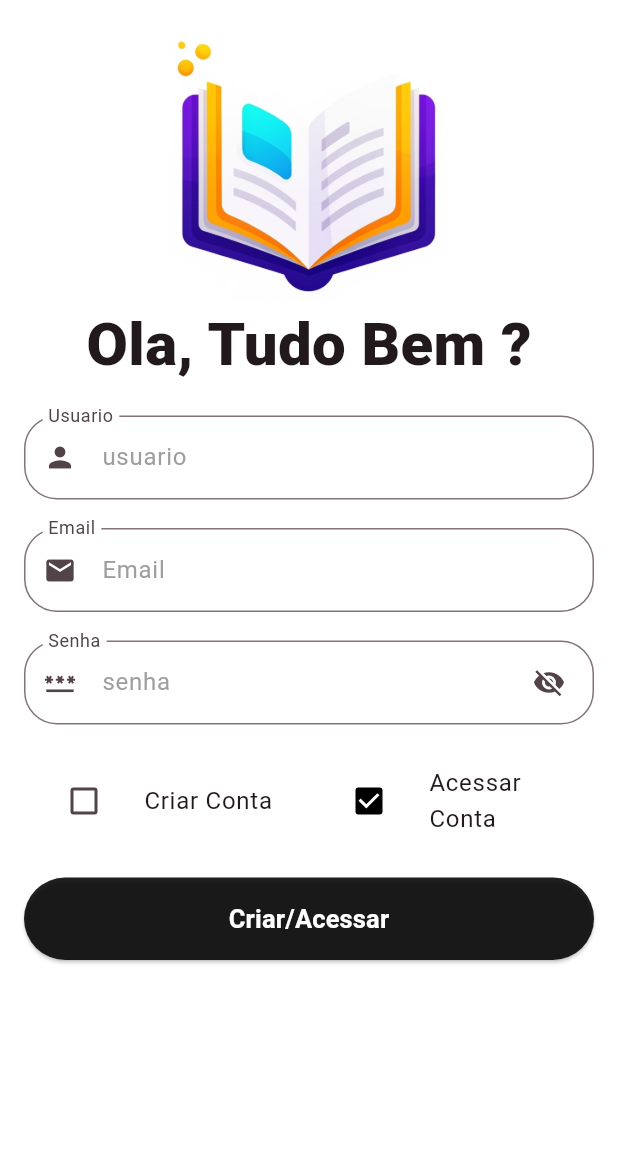
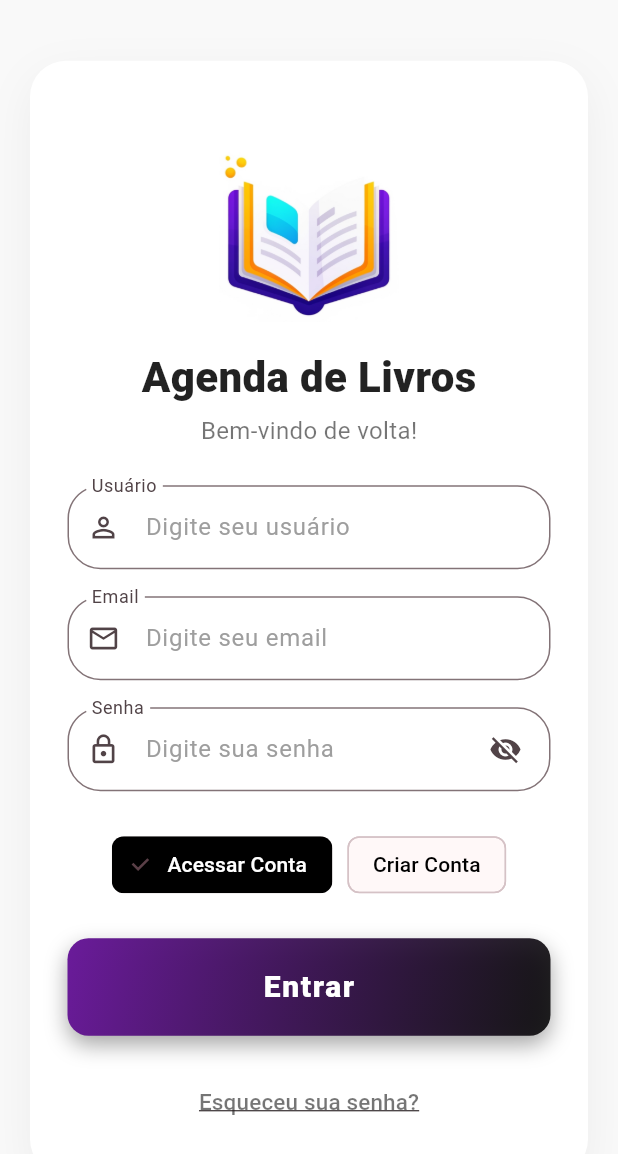
Before and after one commit to LipehSantos213/AgendamentoDeLivros, a Flutter app: the screen it shows after launch, on a phone screen of 412 x 824 dp. Shown: the top 1154 px of the screen. Run offline on Flutter 3.47's test engine with Material 3 defaults, Android fonts, the phone set to English and light mode, and no system bars; our stand-ins replace sqflite; accounts and stored records are empty.

Commit message:
Estilização Da Tela Alterada

```diff
--- a/lib/views/TelaDeLogin.dart
+++ b/lib/views/TelaDeLogin.dart
@@ -2,7 +2,6 @@ import 'package:agenda_de_livros/controllers/Funcs.dart';
 import 'package:agenda_de_livros/controllers/LoginController.dart';
 import 'package:agenda_de_livros/widgets/TextFormText.dart';
 import 'package:flutter/material.dart';
-// import 'package:shadcn_ui/shadcn_ui.dart';
 
 class TelaDeLogin extends StatefulWidget {
   const TelaDeLogin({super.key});
@@ -24,36 +23,48 @@ class _TelaDeLoginState extends State<TelaDeLogin> {
     "password": GlobalKey<FormState>(),
   };
 
-  Widget buildRowCheckBox() {
-    return Row(
+  bool _valueCreateAccount = false;
+  bool _valueAccessAccount = true;
+  final controller = LoginController();
+
+  Widget buildSizedBox() => const SizedBox(height: 18);
+
+  Widget buildTitle() {
+    return Column(
       children: [
-        Expanded(
-          flex: 2,
-          child: ListTile(
-            leading: Checkbox(
-              value: _valueCreateAccount,
-              onChanged: (value) {
-                setState(() {
-                  _valueCreateAccount = true;
-                  _valueAccessAccount = false;
-                  controller.addControllerAndFormkeyInConfirmSenha(
-                    controllers,
-                    formkeys,
-                    _valueCreateAccount, // criando uma conta !!!
-                  );
-                });
-              },
+        const SizedBox(height: 30),
+        Hero(
+          tag: "bookLogo",
+          child: Image.asset("assets/images/book.png", width: 120, height: 120),
         ),
-
-            title: Text("Criar Conta"),
+        const SizedBox(height: 16),
+        const Text(
+          "Agenda de Livros",
+          style: TextStyle(
+            fontSize: 28,
+            fontWeight: FontWeight.w900,
+            color: Colors.black87,
           ),
         ),
-        Expanded(
-          flex: 2,
-          child: ListTile(
-            leading: Checkbox(
-              value: _valueAccessAccount,
-              onChanged: (bool? value) {
+        const SizedBox(height: 4),
+        Text(
+          _valueCreateAccount
+              ? "Crie sua conta para começar!"
+              : "Bem-vindo de volta!",
+          style: const TextStyle(fontSize: 16, color: Colors.black54),
+        ),
+      ],
+    );
+  }
+
+  Widget buildChoiceChips() {
+    return Row(
+      mainAxisAlignment: MainAxisAlignment.center,
+      children: [
+        ChoiceChip(
+          label: const Text("Acessar Conta"),
+          selected: _valueAccessAccount,
+          onSelected: (value) {
             setState(() {
               _valueAccessAccount = true;
               _valueCreateAccount = false;
@@ -64,8 +75,29 @@ class _TelaDeLoginState extends State<TelaDeLogin> {
               );
             });
           },
+          selectedColor: Colors.black,
+          labelStyle: TextStyle(
+            color: _valueAccessAccount ? Colors.white : Colors.black,
           ),
-            title: Text("Acessar Conta"),
+        ),
+        const SizedBox(width: 10),
+        ChoiceChip(
+          label: const Text("Criar Conta"),
+          selected: _valueCreateAccount,
+          onSelected: (value) {
+            setState(() {
+              _valueCreateAccount = true;
+              _valueAccessAccount = false;
+              controller.addControllerAndFormkeyInConfirmSenha(
+                controllers,
+                formkeys,
+                _valueCreateAccount,
+              );
+            });
+          },
+          selectedColor: Colors.black,
+          labelStyle: TextStyle(
+            color: _valueCreateAccount ? Colors.white : Colors.black,
           ),
         ),
       ],
@@ -73,110 +105,139 @@ class _TelaDeLoginState extends State<TelaDeLogin> {
   }
 
   Widget buildButton() {
-    return SizedBox(
-      width: MediaQuery.of(context).size.width,
-      height: 55,
-      child: ElevatedButton(
-        onPressed: () {
-          Funcs().callValidatorTextForm(formkeys, context, "/home");
-        },
-        style: ElevatedButton.styleFrom(backgroundColor: Colors.black87),
-        child: Text(
-          "Criar/Acessar",
+    return GestureDetector(
+      onTap: () => Funcs().callValidatorTextForm(formkeys, context, "/home"),
+      child: AnimatedContainer(
+        duration: const Duration(milliseconds: 150),
+        width: double.infinity,
+        padding: const EdgeInsets.symmetric(vertical: 18),
+        alignment: Alignment.center,
+        decoration: BoxDecoration(
+          gradient: const LinearGradient(
+            colors: [Color(0xFF6A1B9A), Colors.black87],
+            begin: Alignment.topLeft,
+            end: Alignment.bottomRight,
+          ),
+          borderRadius: BorderRadius.circular(14),
+          boxShadow: [
+            BoxShadow(
+              color: Colors.black.withOpacity(0.35),
+              blurRadius: 12,
+              offset: const Offset(0, 6),
+            ),
+          ],
+        ),
+        child: const Text(
+          "Entrar",
           style: TextStyle(
-            fontWeight: FontWeight.w600,
             color: Colors.white,
-            fontSize: 17,
+            fontSize: 20,
+            fontWeight: FontWeight.w800,
+            letterSpacing: 1.1,
           ),
         ),
       ),
     );
   }
 
-  Widget buildSizedBoxFixedCustom() => SizedBox(height: 19);
-
-  Widget buildTitleMyApp() {
-    return Column(
-      children: [
-        Image.asset("assets/images/book.png", width: 200, height: 185),
-        Text(
-          "Ola, Tudo Bem ?",
-          style: TextStyle(fontSize: 40, fontWeight: FontWeight.w800),
-        ),
-      ],
-    );
+  @override
+  void dispose() {
+    for (final c in controllers.values) {
+      c.dispose();
+    }
+    super.dispose();
   }
 
-  bool _valueCreateAccount = false;
-
-  bool _valueAccessAccount = true;
-
-  final controller = LoginController();
   @override
   Widget build(BuildContext context) {
-    // TELA FINALIZADA !!!
     return Scaffold(
-      backgroundColor: Colors.white,
+      backgroundColor: const Color(0xFFF9F9F9),
       body: SafeArea(
         child: GestureDetector(
           onTap: () => FocusScope.of(context).unfocus(),
+          child: Center(
             child: SingleChildScrollView(
-            padding: EdgeInsets.all(16.0),
+              padding: const EdgeInsets.symmetric(horizontal: 20, vertical: 25),
+              child: Container(
+                constraints: const BoxConstraints(maxWidth: 450),
+                padding: const EdgeInsets.all(25),
+                decoration: BoxDecoration(
+                  color: Colors.white,
+                  borderRadius: BorderRadius.circular(24),
+                  boxShadow: [
+                    BoxShadow(
+                      color: Colors.black.withOpacity(0.05),
+                      blurRadius: 25,
+                      offset: const Offset(0, 10),
+                    ),
+                  ],
+                ),
                 child: Column(
+                  crossAxisAlignment: CrossAxisAlignment.stretch,
                   children: [
-                buildTitleMyApp(),
+                    buildTitle(),
+                    const SizedBox(height: 25),
 
-                buildSizedBoxFixedCustom(),
-                // Campo: Usuario
+                    // Campos
                     TextFormText(
-                  controller: controllers['controllerUser']!,
-                  label: "Usuario",
-                  hint: "usuario",
-                  prefixIcon: Icons.person,
-                  formkey: formkeys['user']!,
+                      controller: controllers["controllerUser"]!,
+                      label: "Usuário",
+                      hint: "Digite seu usuário",
+                      prefixIcon: Icons.person_outline,
+                      formkey: formkeys["user"]!,
                     ),
-
-                buildSizedBoxFixedCustom(),
-                // Campo: Email
+                    buildSizedBox(),
                     TextFormText(
-                  controller: controllers["controllerEmail"],
+                      controller: controllers["controllerEmail"]!,
                       label: "Email",
-                  hint: "Email",
-                  prefixIcon: Icons.email,
-                  formkey: formkeys["email"],
+                      hint: "Digite seu email",
+                      prefixIcon: Icons.email_outlined,
+                      formkey: formkeys["email"]!,
                     ),
-                buildSizedBoxFixedCustom(),
-                // Campo: Senha
+                    buildSizedBox(),
                     TextFormText(
-                  controller: controllers['controllerPassword']!,
+                      controller: controllers["controllerPassword"]!,
                       label: "Senha",
-                  hint: "senha",
-                  prefixIcon: Icons.password,
+                      hint: "Digite sua senha",
+                      prefixIcon: Icons.lock_outline,
                       formkey: formkeys["password"]!,
                       isPassword: true,
                     ),
-
-                // Campo: Confirma Senha
-                if (!_valueAccessAccount) ...[
-                  buildSizedBoxFixedCustom(),
+                    if (_valueCreateAccount) ...[
+                      buildSizedBox(),
                       TextFormText(
-                    controller: controllers["controllerConfirmPassword"],
-                    label: "Confirma Senha",
-                    hint: "confirma senha",
-                    prefixIcon: Icons.password,
-                    formkey: formkeys["confirmPassword"],
-                    // isPassword: true,
+                        controller: controllers["controllerConfirmPassword"]!,
+                        label: "Confirmar Senha",
+                        hint: "Repita sua senha",
+                        prefixIcon: Icons.lock,
+                        formkey: formkeys["confirmPassword"]!,
+                        isPassword: true,
                       ),
                     ],
 
-                buildSizedBoxFixedCustom(),
+                    const SizedBox(height: 25),
+                    buildChoiceChips(),
+                    const SizedBox(height: 25),
+                    buildButton(),
+                    const SizedBox(height: 20),
 
-                buildRowCheckBox(),
-
-                buildSizedBoxFixedCustom(),
-
-                buildButton(),
+                    if (_valueAccessAccount)
+                      Center(
+                        child: TextButton(
+                          onPressed: () {},
+                          child: const Text(
+                            "Esqueceu sua senha?",
+                            style: TextStyle(
+                              color: Colors.black54,
+                              fontSize: 15,
+                              decoration: TextDecoration.underline,
+                            ),
+                          ),
+                        ),
+                      ),
                   ],
+                ),
+              ),
             ),
           ),
         ),
```
Lines whose indentation alone changed are shown as unchanged.
